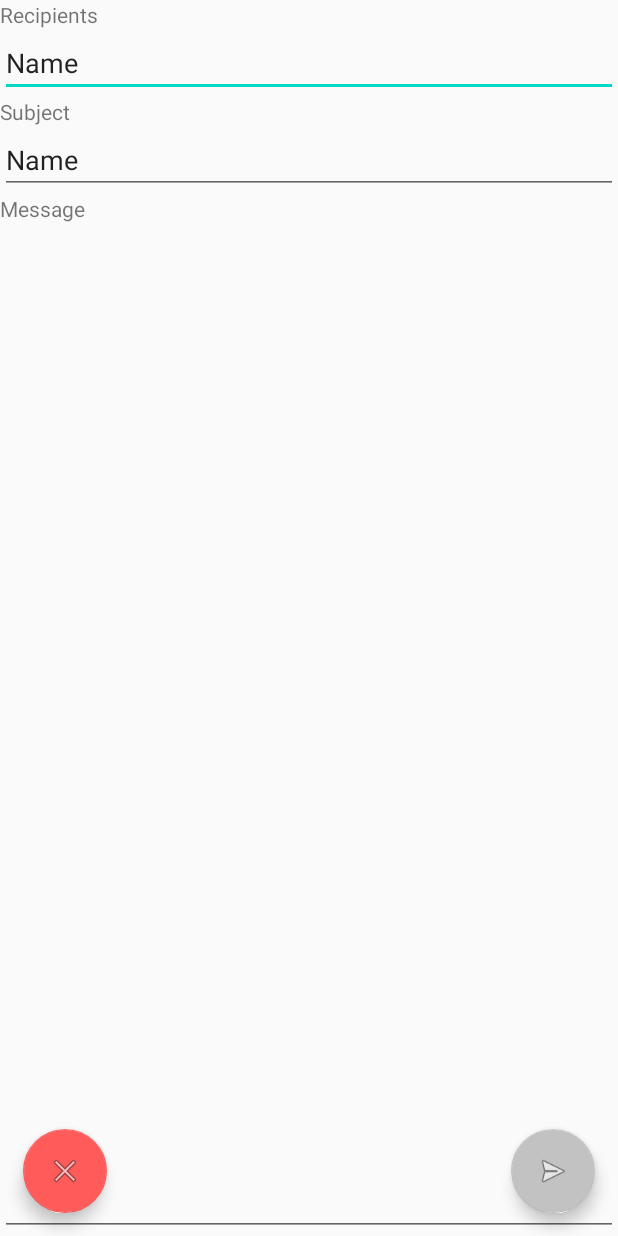
After one commit to no-such-company/SMail-Android-Client, an Android app: the layout activity_new_mail.xml on its own in the app's theme, with its tools: preview values and no code run, on a phone screen of 412 x 824 dp. The commit adds this screen. Run offline under Robolectric (Android 15) with nearby library versions, the phone set to English and light mode, and no system bars.

```diff
--- a/app/src/main/java/io/github/no_such_company/smailclientapp/MailsActivity.java
+++ b/app/src/main/java/io/github/no_such_company/smailclientapp/MailsActivity.java
@@ -3,8 +3,6 @@ package io.github.no_such_company.smailclientapp;
 import android.content.Intent;
 import android.content.SharedPreferences;
 import android.os.Bundle;
-import android.support.design.widget.FloatingActionButton;
-import android.support.design.widget.Snackbar;
 import android.support.v7.app.AppCompatActivity;
 import android.support.v7.widget.LinearLayoutManager;
 import android.support.v7.widget.RecyclerView;
@@ -40,7 +38,7 @@ public class MailsActivity extends AppCompatActivity implements MailBoxRecyclerV
 
 
         super.onCreate(savedInstanceState);
-        setContentView(R.layout.fragment_mail_list);
+        setContentView(R.layout.fragment_mail_folder_list);
         Toolbar toolbar = findViewById(R.id.toolbar);
         setSupportActionBar(toolbar);
 
--- a/app/src/main/java/io/github/no_such_company/smailclientapp/adapter/MailBoxRecyclerViewAdapter.java
+++ b/app/src/main/java/io/github/no_such_company/smailclientapp/adapter/MailBoxRecyclerViewAdapter.java
@@ -6,11 +6,9 @@ import android.view.LayoutInflater;
 import android.view.View;
 import android.view.ViewGroup;
 import android.widget.TextView;
-import android.widget.Toast;
 
 import java.util.List;
 
-import io.github.no_such_company.smailclientapp.MailsActivity;
 import io.github.no_such_company.smailclientapp.R;
 import io.github.no_such_company.smailclientapp.pojo.mailList.MailFolder;
 
@@ -27,7 +25,7 @@ public class MailBoxRecyclerViewAdapter extends RecyclerView.Adapter<MailBoxRecy
 
     @Override
     public ViewHolder onCreateViewHolder(ViewGroup parent, int viewType) {
-        View view = mInflater.inflate(R.layout.mail_list_card, parent, false);
+        View view = mInflater.inflate(R.layout.mail_folder_list_card, parent, false);
         return new ViewHolder(view);
     }
 
@@ -50,7 +48,7 @@ public class MailBoxRecyclerViewAdapter extends RecyclerView.Adapter<MailBoxRecy
 
         ViewHolder(View itemView) {
             super(itemView);
-            myTextView = itemView.findViewById(R.id.folderName);
+            myTextView = itemView.findViewById(R.id.senderName);
             itemView.setOnClickListener(this);
         }
 
--- /dev/null
+++ b/app/src/main/res/layout/activity_new_mail.xml
@@ -0,0 +1,77 @@
+<?xml version="1.0" encoding="utf-8"?>
+<android.support.design.widget.CoordinatorLayout xmlns:android="http://schemas.android.com/apk/res/android"
+    xmlns:app="http://schemas.android.com/apk/res-auto"
+    xmlns:tools="http://schemas.android.com/tools"
+    android:layout_width="match_parent"
+    android:layout_height="match_parent"
+    tools:context=".MainActivity">
+
+    <LinearLayout
+        android:layout_width="match_parent"
+        android:layout_height="match_parent"
+        android:orientation="vertical">
+
+        <TextView
+            android:id="@+id/textView4"
+            android:layout_width="match_parent"
+            android:layout_height="wrap_content"
+            android:text="Recipients" />
+
+        <EditText
+            android:id="@+id/editTextTextPersonName2"
+            android:layout_width="match_parent"
+            android:layout_height="wrap_content"
+            android:ems="10"
+            android:inputType="textPersonName"
+            android:text="Name" />
+
+        <TextView
+            android:id="@+id/textView5"
+            android:layout_width="match_parent"
+            android:layout_height="wrap_content"
+            android:text="Subject" />
+
+        <EditText
+            android:id="@+id/editTextTextPersonName3"
+            android:layout_width="match_parent"
+            android:layout_height="wrap_content"
+            android:ems="10"
+            android:inputType="textPersonName"
+            android:text="Name" />
+
+        <TextView
+            android:id="@+id/textView6"
+            android:layout_width="match_parent"
+            android:layout_height="wrap_content"
+            android:text="Message" />
+
+        <EditText
+            android:id="@+id/editTextTextMultiLine"
+            android:layout_width="match_parent"
+            android:layout_height="match_parent"
+            android:ems="10"
+            android:gravity="start|top"
+            android:inputType="textMultiLine" />
+
+    </LinearLayout>
+
+    <android.support.design.widget.FloatingActionButton
+        android:id="@+id/floatingActionButton"
+        android:layout_width="match_parent"
+        android:layout_height="wrap_content"
+        android:layout_gravity="bottom|end"
+        android:layout_margin="15dp"
+        android:clickable="true"
+        app:backgroundTint="#C3C2C2"
+        app:srcCompat="@android:drawable/ic_menu_send" />
+
+    <android.support.design.widget.FloatingActionButton
+        android:id="@+id/floatingActionButton2"
+        android:layout_width="match_parent"
+        android:layout_height="wrap_content"
+        android:layout_gravity="bottom|start"
+        android:layout_margin="15dp"
+        android:clickable="true"
+        app:backgroundTint="#FF5B5B"
+        app:srcCompat="@android:drawable/ic_menu_close_clear_cancel" />
+</android.support.design.widget.CoordinatorLayout>
```
Also changed, not shown: app/src/main/res/layout/fragment_mail_folder_list.xml (added, +29 -0 lines), app/src/main/res/layout/fragment_mail_list.xml (deleted, +0 -19 lines), app/src/main/res/layout/fragment_mails_list.xml (added, +41 -0 lines), app/src/main/res/layout/mail_folder_list_card.xml (added, +21 -0 lines), app/src/main/res/layout/mail_list_card.xml (+19 -5 lines), 2 other files.
